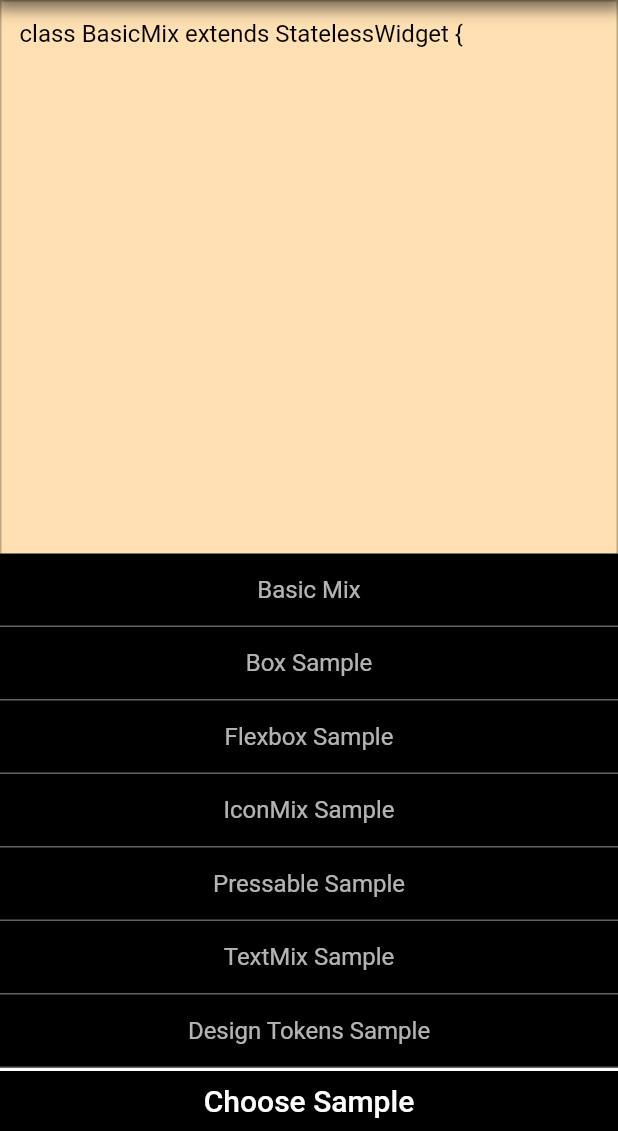
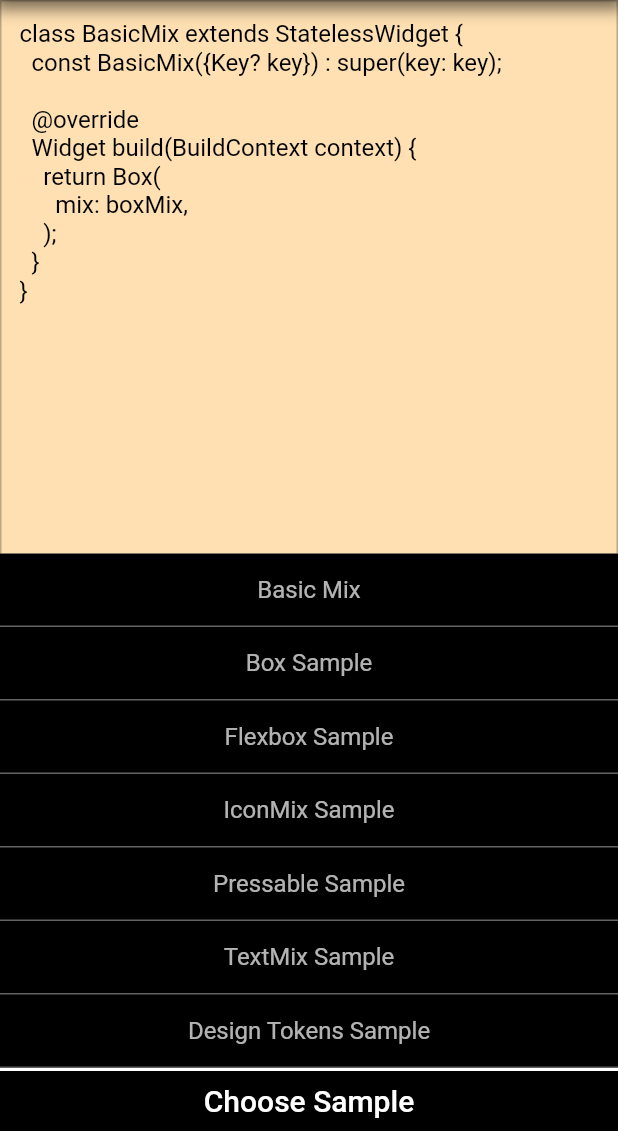
Before and after one commit to sbis04/mix-design-samples, a Flutter app: the screen it shows after launch, after a tap on "Choose Sample", after a tap on "Code", on a phone screen of 412 x 824 dp, the part 105-1236 px from its top. Run offline on Flutter 3.47's test engine with Material 2 defaults, Android fonts, the phone set to English and light mode, and no system bars; missing offline and left inert: mix.

Commit message:
Fixed the code output window.

```diff
--- a/lib/main.dart
+++ b/lib/main.dart
@@ -28,7 +28,7 @@ class SampleSelector extends StatelessWidget {
         child: Material(
           color: Colors.transparent,
           child: ListTile(
-              hoverColor: Theme.of(context).primaryColor,
+              hoverColor: Theme.of(context).colorScheme.primary,
               dense: true,
               title: Text(title,
                   style: const TextStyle(color: Colors.white70, fontSize: 16),
@@ -108,14 +108,17 @@ class _MyAppState extends State<MyApp> {
         border: Border.all(color: Colors.black26, width: 1.0)
       ),
       height: double.infinity,
-      child: EditableText(
+      child: Material(
+        color: Colors.transparent,
+        child: TextField(
+          keyboardType: TextInputType.multiline,
+          decoration: null,
+          minLines: 2,
+          maxLines: 1000,
           readOnly: true,
-        backgroundCursorColor: Colors.transparent,
-        cursorColor: Colors.black,
-        focusNode: FocusNode(canRequestFocus: true),
           style: const TextStyle(fontSize: 16.0, color: Colors.black,),
           controller: TextEditingController(text: snippet),
-        selectionColor: Colors.black26,
+        ),
       ),
     );
   }
@@ -137,18 +140,22 @@ class _MyAppState extends State<MyApp> {
       title: 'MIX Samples',
       theme: ThemeData(
         colorScheme: ThemeData.light().colorScheme.copyWith(
-              primary: Colors.orange,
+              primary: Colors.blue,
             ),
+        elevatedButtonTheme: ElevatedButtonThemeData(style:
+          ElevatedButton.styleFrom(primary: Colors.orange)),
       ),
       debugShowCheckedModeBanner: false,
       home: SafeArea(
         child: Scaffold(
           appBar: PreferredSize(
             preferredSize: const Size(double.infinity, 70.0),
-            child: Container(
-              decoration: const BoxDecoration(
-                color: Colors.blue,
-                boxShadow: [
+            child: Builder(
+              builder: (BuildContext context) {
+                return Container(
+                  decoration: BoxDecoration(
+                    color: Theme.of(context).colorScheme.primary,
+                    boxShadow: const [
                       BoxShadow(
                           color: Colors.black54,
                           offset: Offset(0.0, 2.0),
@@ -185,6 +192,8 @@ class _MyAppState extends State<MyApp> {
                       ),
                     ],
                   ),
+                );
+              }
             ),
           ),
           body: Center(
```
Lines whose indentation alone changed are shown as unchanged.
